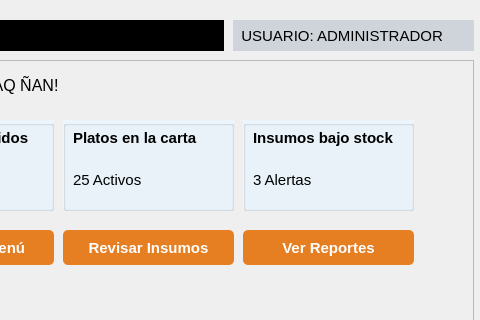
First picture: the form in Dasboard.ui, repository jairturinparedes27-boop/restauran, before the edit; both pictures show x 497 to 977 and y 0 to 320 of the 977 by 638 pixel window.
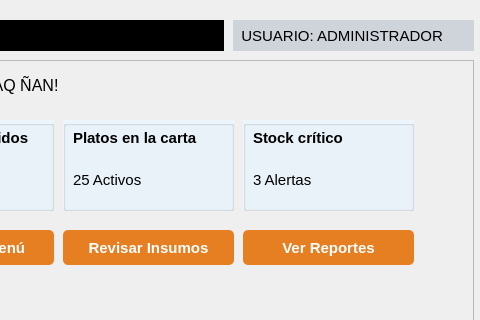
Second picture: the form after the edit. The open tabs and pages were chosen to show the change.

Patch:
```diff
--- a/Dasboard.ui
+++ b/Dasboard.ui
@@ -714,7 +714,7 @@
              </font>
             </property>
             <property name="text">
-             <string>Insumos bajo stock</string>
+             <string>Stock crítico</string>
             </property>
            </widget>
            <widget class="QLabel" name="lblStockInicio">
```
